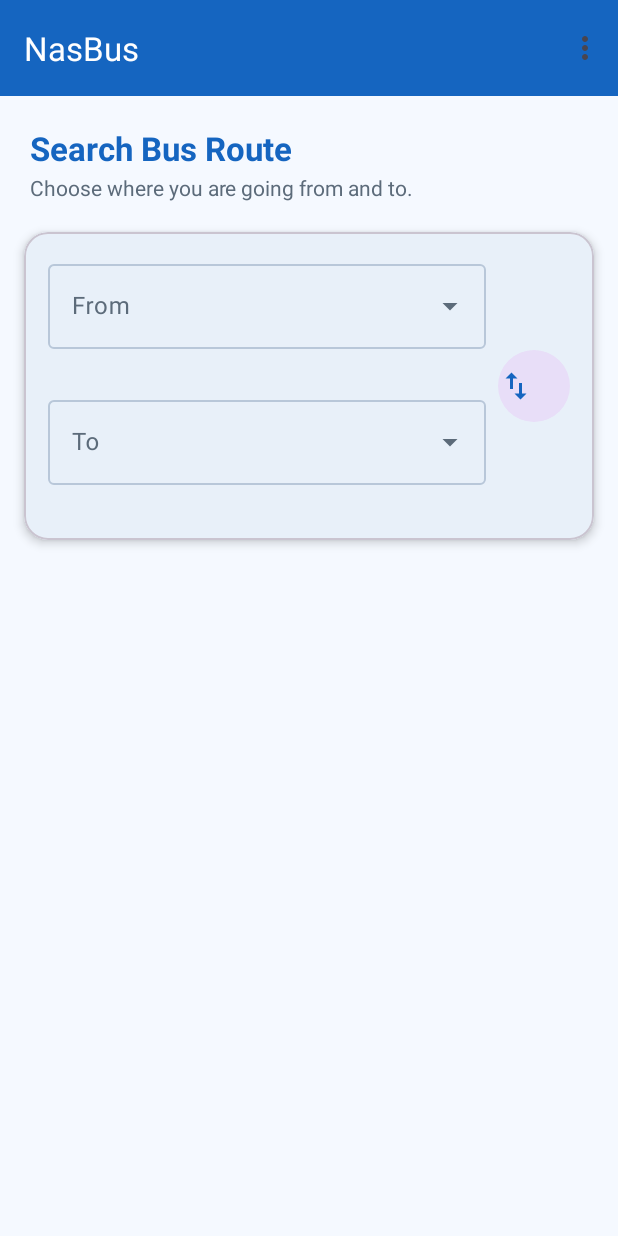
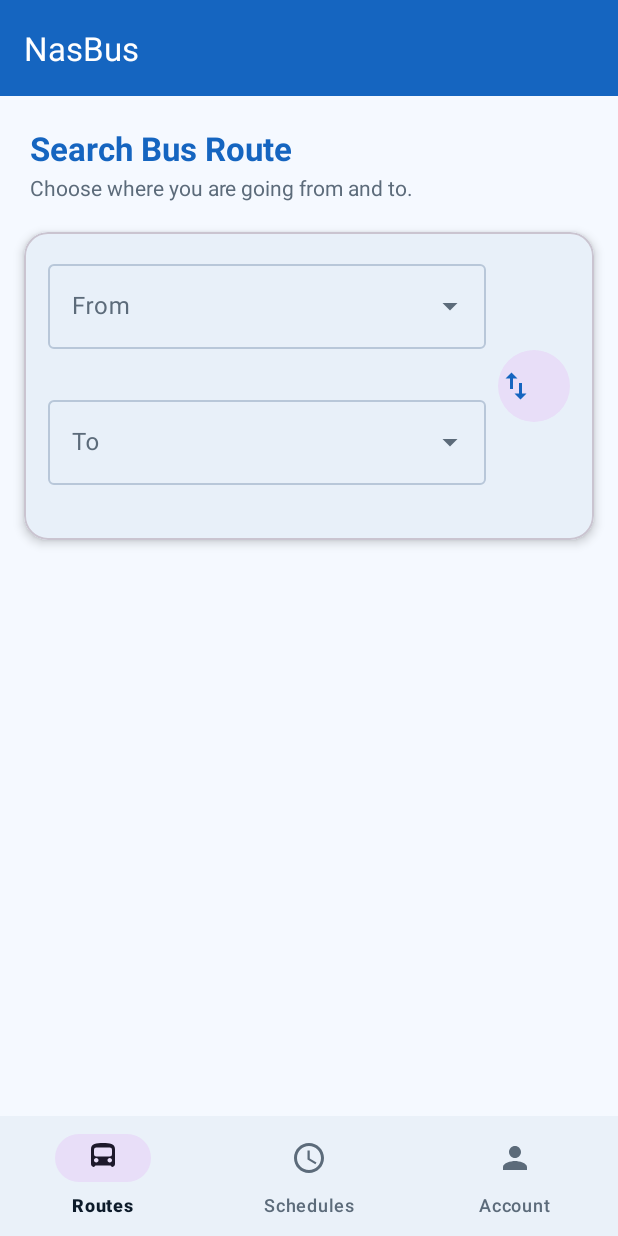
Before and after one commit to angelafdL/NasBus-Transit-System, an Android app: the HomeFragment screen opened through its navigation route, on a phone screen of 412 x 824 dp. Run offline under Robolectric (Android 15) with nearby library versions, the phone set to English and light mode, and no system bars; our stand-ins replace Room's generated code, navigation-ui.

Commit message:
Add schedule and account button

```diff
--- a/app/src/main/java/com/nasbus/app/MainActivity.kt
+++ b/app/src/main/java/com/nasbus/app/MainActivity.kt
@@ -1,16 +1,42 @@
 package com.nasbus.app
 
 import android.os.Bundle
+import android.view.View
 import androidx.appcompat.app.AppCompatActivity
+import androidx.navigation.NavController
+import androidx.navigation.fragment.NavHostFragment
+import androidx.navigation.ui.NavigationUI
 import com.nasbus.app.databinding.ActivityMainBinding
 
 class MainActivity : AppCompatActivity() {
 
     private lateinit var binding: ActivityMainBinding
+    private lateinit var navController: NavController
 
     override fun onCreate(savedInstanceState: Bundle?) {
         super.onCreate(savedInstanceState)
         binding = ActivityMainBinding.inflate(layoutInflater)
         setContentView(binding.root)
+
+        val navHostFragment = supportFragmentManager
+            .findFragmentById(R.id.nav_host_fragment) as NavHostFragment
+        navController = navHostFragment.navController
+
+        NavigationUI.setupWithNavController(binding.bottomNavigation, navController)
+
+        navController.addOnDestinationChangedListener { _, destination, _ ->
+            when (destination.id) {
+                R.id.homeFragment, R.id.scheduleFragment, R.id.accountFragment -> {
+                    binding.bottomNavigation.visibility = View.VISIBLE
+                }
+                else -> {
+                    binding.bottomNavigation.visibility = View.GONE
+                }
+            }
+        }
+    }
+
+    override fun onSupportNavigateUp(): Boolean {
+        return navController.navigateUp() || super.onSupportNavigateUp()
     }
 }
--- a/app/src/main/java/com/nasbus/app/ui/home/HomeFragment.kt
+++ b/app/src/main/java/com/nasbus/app/ui/home/HomeFragment.kt
@@ -44,23 +44,9 @@ class HomeFragment : Fragment() {
         super.onViewCreated(view, savedInstanceState)
         sessionManager = SessionManager(requireContext())
 
-        setupToolbar()
         setupRecyclerView()
         setupSearchControls()
         observeViewModel()
-    }
-
-    private fun setupToolbar() {
-        binding.toolbar.setOnMenuItemClickListener { menuItem ->
-            when (menuItem.itemId) {
-                R.id.action_logout -> {
-                    sessionManager.clearSession()
-                    findNavController().navigate(R.id.action_home_to_login)
-                    true
-                }
-                else -> false
-            }
-        }
     }
 
     private fun setupRecyclerView() {
--- /dev/null
+++ b/app/src/main/res/drawable/ic_account.xml
@@ -0,0 +1,9 @@
+<vector xmlns:android="http://schemas.android.com/apk/res/android"
+    android:width="24dp"
+    android:height="24dp"
+    android:viewportWidth="24"
+    android:viewportHeight="24">
+    <path
+        android:fillColor="#FF000000"
+        android:pathData="M12,12c2.21,0 4,-1.79 4,-4s-1.79,-4 -4,-4 -4,1.79 -4,4 1.79,4 4,4zM12,14c-2.67,0 -8,1.34 -8,4v2h16v-2c0,-2.66 -5.33,-4 -8,-4z" />
+</vector>
--- /dev/null
+++ b/app/src/main/res/drawable/ic_route.xml
@@ -0,0 +1,9 @@
+<vector xmlns:android="http://schemas.android.com/apk/res/android"
+    android:width="24dp"
+    android:height="24dp"
+    android:viewportWidth="24"
+    android:viewportHeight="24">
+    <path
+        android:fillColor="#FF000000"
+        android:pathData="M4,16c0,1.1 0.9,2 2,2l1,-1h10l1,1c1.1,0 2,-0.9 2,-2L20,6c0,-3.5 -3.58,-4 -8,-4s-8,0.5 -8,4v10zM7.5,15c-0.83,0 -1.5,-0.67 -1.5,-1.5S6.67,12 7.5,12s1.5,0.67 1.5,1.5S8.33,15 7.5,15zM16.5,15c-0.83,0 -1.5,-0.67 -1.5,-1.5s0.67,-1.5 1.5,-1.5 1.5,0.67 1.5,1.5 -0.67,1.5 -1.5,1.5zM6,6.5A1.5,1.5 0,0 1 7.5,5h9A1.5,1.5 0,0 1 18,6.5v3A1.5,1.5 0,0 1 16.5,11h-9A1.5,1.5 0,0 1 6,9.5v-3z" />
+</vector>
--- /dev/null
+++ b/app/src/main/res/drawable/ic_schedule.xml
@@ -0,0 +1,9 @@
+<vector xmlns:android="http://schemas.android.com/apk/res/android"
+    android:width="24dp"
+    android:height="24dp"
+    android:viewportWidth="24"
+    android:viewportHeight="24">
+    <path
+        android:fillColor="#FF000000"
+        android:pathData="M11.99,2C6.47,2 2,6.48 2,12s4.47,10 9.99,10C17.52,22 22,17.52 22,12S17.52,2 11.99,2zM12,20c-4.42,0 -8,-3.58 -8,-8s3.58,-8 8,-8 8,3.58 8,8 -3.58,8 -8,8zM12.5,7H11v6l5.25,3.15 0.75,-1.23 -4.5,-2.67z" />
+</vector>
--- a/app/src/main/res/layout/activity_main.xml
+++ b/app/src/main/res/layout/activity_main.xml
@@ -1,5 +1,5 @@
 <?xml version="1.0" encoding="utf-8"?>
-<FrameLayout xmlns:android="http://schemas.android.com/apk/res/android"
+<RelativeLayout xmlns:android="http://schemas.android.com/apk/res/android"
     xmlns:app="http://schemas.android.com/apk/res-auto"
     xmlns:tools="http://schemas.android.com/tools"
     android:layout_width="match_parent"
@@ -11,7 +11,16 @@
         android:name="androidx.navigation.fragment.NavHostFragment"
         android:layout_width="match_parent"
         android:layout_height="match_parent"
+        android:layout_above="@id/bottom_navigation"
         app:defaultNavHost="true"
         app:navGraph="@navigation/nav_graph" />
 
-</FrameLayout>
+    <com.google.android.material.bottomnavigation.BottomNavigationView
+        android:id="@+id/bottom_navigation"
+        android:layout_width="match_parent"
+        android:layout_height="wrap_content"
+        android:layout_alignParentBottom="true"
+        android:background="?attr/colorSurface"
+        app:menu="@menu/bottom_nav_menu" />
+
+</RelativeLayout>
--- /dev/null
+++ b/app/src/main/res/menu/bottom_nav_menu.xml
@@ -0,0 +1,19 @@
+<?xml version="1.0" encoding="utf-8"?>
+<menu xmlns:android="http://schemas.android.com/apk/res/android">
+
+    <item
+        android:id="@+id/homeFragment"
+        android:icon="@drawable/ic_route"
+        android:title="Routes" />
+
+    <item
+        android:id="@+id/scheduleFragment"
+        android:icon="@drawable/ic_schedule"
+        android:title="Schedules" />
+
+    <item
+        android:id="@+id/accountFragment"
+        android:icon="@drawable/ic_account"
+        android:title="Account" />
+
+</menu>
--- a/app/src/main/res/menu/menu_home.xml
+++ b/app/src/main/res/menu/menu_home.xml
@@ -1,10 +1,3 @@
 <?xml version="1.0" encoding="utf-8"?>
-<menu xmlns:android="http://schemas.android.com/apk/res/android"
-    xmlns:app="http://schemas.android.com/apk/res-auto">
-
-    <item
-        android:id="@+id/action_logout"
-        android:title="Logout"
-        app:showAsAction="never" />
-
+<menu xmlns:android="http://schemas.android.com/apk/res/android">
 </menu>
--- a/app/src/main/res/navigation/nav_graph.xml
+++ b/app/src/main/res/navigation/nav_graph.xml
@@ -54,6 +54,24 @@
     </fragment>
 
     <fragment
+        android:id="@+id/scheduleFragment"
+        android:name="com.nasbus.app.ui.schedule.ScheduleFragment"
+        android:label="Schedules"
+        tools:layout="@layout/fragment_schedule" />
+
+    <fragment
+        android:id="@+id/accountFragment"
+        android:name="com.nasbus.app.ui.account.AccountFragment"
+        android:label="Account"
+        tools:layout="@layout/fragment_account">
+        <action
+            android:id="@+id/action_account_to_login"
+            app:destination="@id/loginFragment"
+            app:popUpTo="@id/nav_graph"
+            app:popUpToInclusive="true" />
+    </fragment>
+
+    <fragment
         android:id="@+id/routeDetailFragment"
         android:name="com.nasbus.app.ui.routedetail.RouteDetailFragment"
         android:label="Route Detail"
```
Also changed, not shown: app/src/main/java/com/nasbus/app/ui/account/AccountFragment.kt (added, +112 -0 lines), app/src/main/java/com/nasbus/app/ui/account/AccountViewModel.kt (added, +51 -0 lines), app/src/main/java/com/nasbus/app/ui/schedule/ScheduleFragment.kt (added, +28 -0 lines), app/src/main/res/layout/fragment_account.xml (added, +165 -0 lines), app/src/main/res/layout/fragment_schedule.xml (added, +17 -0 lines).
